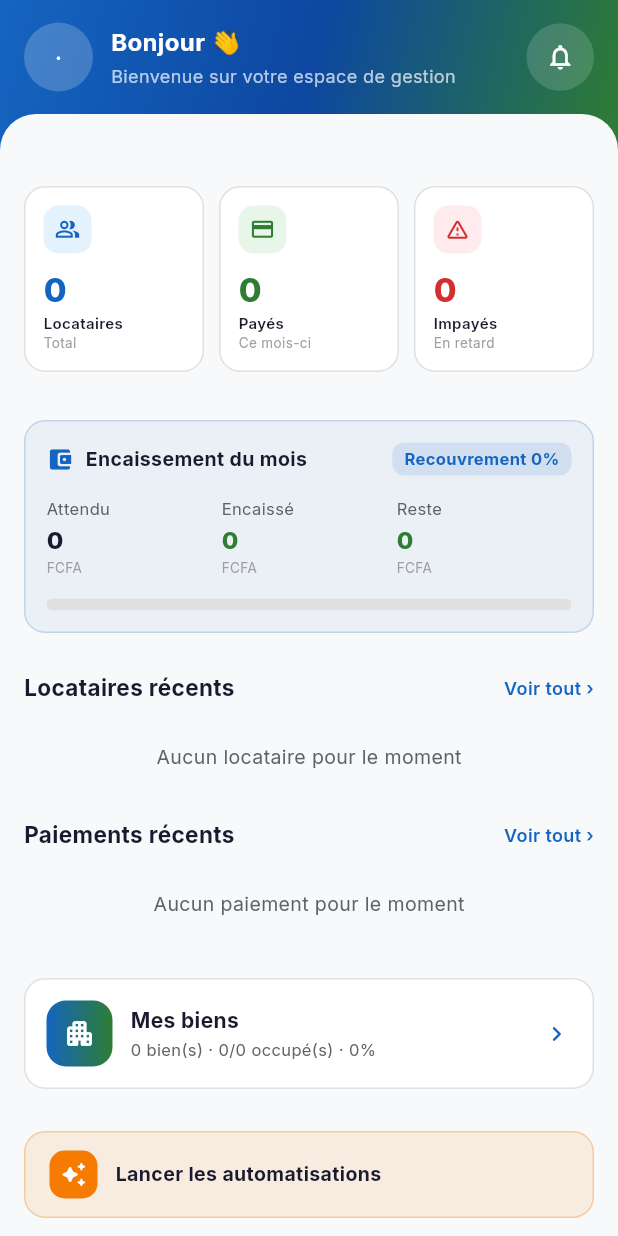
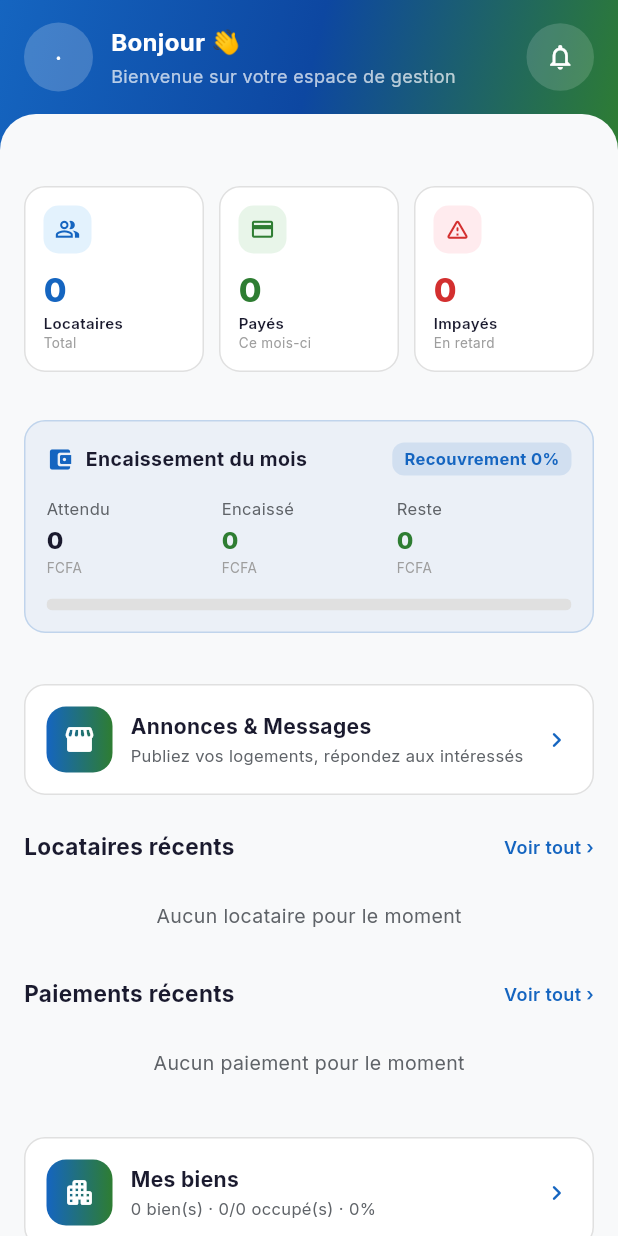
Before and after one commit to brayanroys8888888/LoyaTrack, a Flutter app: the DashboardScreen screen opened directly, on a phone screen of 412 x 824 dp. Run offline on Flutter 3.47's test engine with Material 3 defaults, Android fonts, the phone set to English and light mode, and no system bars; our stand-ins replace dio, file_picker, firebase_core, firebase_messaging, flutter_local_notifications, flutter_secure_storage and 5 more; accounts and stored records are empty; generated files the repository leaves out were written again; network calls fail.

Commit message:
feat(annonces): carte « Annonces & Messages » sur l'accueil + badge non-lus
Accès direct au marketplace depuis le dashboard (au lieu d'être enterré 4
niveaux sous « Mes biens »), avec un badge du nombre de messages non lus.
Compteur chargé de façon tolérante (n'impacte pas le reste du header).

Co-Authored-By: Claude Opus 4.8 <noreply@anthropic.com>

```diff
--- a/frontend/papillongestion/lib/l10n/app_en.arb
+++ b/frontend/papillongestion/lib/l10n/app_en.arb
@@ -604,5 +604,9 @@
   "adBlock": "Block",
   "adArchive": "Archive",
   "adConversationClosed": "This conversation is closed.",
+  "adHubTitle": "Listings & Messages",
+  "adHubSub": "Publish your units, reply to prospects",
+  "adHubUnread": "{count} unread message(s)",
+  "@adHubUnread": { "placeholders": { "count": { "type": "int" } } },
   "ok": "OK"
 }
--- a/frontend/papillongestion/lib/l10n/app_fr.arb
+++ b/frontend/papillongestion/lib/l10n/app_fr.arb
@@ -629,5 +629,9 @@
   "adBlock": "Bloquer",
   "adArchive": "Archiver",
   "adConversationClosed": "Cette conversation est fermée.",
+  "adHubTitle": "Annonces & Messages",
+  "adHubSub": "Publiez vos logements, répondez aux intéressés",
+  "adHubUnread": "{count} message(s) non lu(s)",
+  "@adHubUnread": { "placeholders": { "count": { "type": "int" } } },
   "ok": "OK"
 }
--- a/frontend/papillongestion/lib/screens/dashboard_screen.dart
+++ b/frontend/papillongestion/lib/screens/dashboard_screen.dart
@@ -13,11 +13,13 @@ import 'add_locataire_screen.dart';
 import 'detail_paiement_screen.dart';
 import 'notifications_screen.dart';
 import 'biens_screen.dart';
+import 'mes_annonces_screen.dart';
 import '../services/dashboard_service.dart';
 import '../services/locataire_service.dart';
 import '../services/paiement_service.dart';
 import '../services/auth_service.dart';
 import '../services/notification_service.dart';
+import '../services/annonce_service.dart';
 
 class DashboardScreen extends StatefulWidget {
   final void Function(int)? onNavigate;
@@ -35,6 +37,7 @@ class _DashboardScreenState extends State<DashboardScreen> {
   String _prenomBailleur = '';
   String _initiales = '';
   int _notifsNonLues = 0;
+  int _messagesNonLus = 0; // messages d'annonces non lus (badge marketplace)
 
   @override
   void initState() {
@@ -66,6 +69,12 @@ class _DashboardScreenState extends State<DashboardScreen> {
     } catch (_) {
       // Silencieux : le header retombe sur ses valeurs par défaut.
     }
+    // Messages d'annonces non lus (isolé : ne doit pas casser le header).
+    try {
+      final convs = await AnnonceService().getConversations();
+      final total = convs.fold<int>(0, (s, c) => s + c.nonLus);
+      if (mounted) setState(() => _messagesNonLus = total);
+    } catch (_) {/* non bloquant */}
   }
 
   Future<void> _fetchData() async {
@@ -196,6 +205,60 @@ class _DashboardScreenState extends State<DashboardScreen> {
                           )),
                       const SizedBox(height: 18),
                     ],
+                    // Annonces & Messages (marketplace) — accès direct + badge non-lus
+                    AppCard(
+                      onTap: () async {
+                        await Navigator.push(context, slideRoute(const MesAnnoncesScreen()));
+                        _onRefresh();
+                      },
+                      child: Row(children: [
+                        Stack(clipBehavior: Clip.none, children: [
+                          Container(
+                              width: 44, height: 44,
+                              decoration: BoxDecoration(
+                                gradient: const LinearGradient(
+                                    colors: [Color(0xFF1565C0), Color(0xFF2E7D32)]),
+                                borderRadius: BorderRadius.circular(13),
+                              ),
+                              child: const Icon(Icons.storefront_rounded,
+                                  color: Colors.white, size: 22)),
+                          if (_messagesNonLus > 0)
+                            Positioned(
+                              right: -5, top: -5,
+                              child: Container(
+                                padding: const EdgeInsets.symmetric(horizontal: 5, vertical: 1),
+                                constraints: const BoxConstraints(minWidth: 18),
+                                decoration: BoxDecoration(
+                                  color: AppColors.danger,
+                                  borderRadius: BorderRadius.circular(10),
+                                  border: Border.all(color: context.cCard, width: 1.5),
+                                ),
+                                child: Text('$_messagesNonLus',
+                                    textAlign: TextAlign.center,
+                                    style: const TextStyle(
+                                        color: Colors.white, fontSize: 10, fontWeight: FontWeight.w800)),
+                              ),
+                            ),
+                        ]),
+                        const SizedBox(width: 12),
+                        Expanded(
+                            child: Column(
+                                crossAxisAlignment: CrossAxisAlignment.start,
+                                children: [
+                              Text(t.adHubTitle,
+                                  style: TextStyle(
+                                      fontWeight: FontWeight.w700, fontSize: 14, color: context.cText)),
+                              const SizedBox(height: 2),
+                              Text(
+                                  _messagesNonLus > 0 ? t.adHubUnread(_messagesNonLus) : t.adHubSub,
+                                  style: TextStyle(
+                                      fontSize: 11,
+                                      color: _messagesNonLus > 0 ? AppColors.danger : context.cTextSub)),
+                            ])),
+                        const Icon(Icons.chevron_right_rounded, color: AppColors.blue, size: 20),
+                      ]),
+                    ),
+                    const SizedBox(height: 16),
                     // Locataires récents
                     SectionHeader(t.recentTenants, action: t.seeAll, onAction: () => widget.onNavigate?.call(1)),
                     const SizedBox(height: 10),
```
